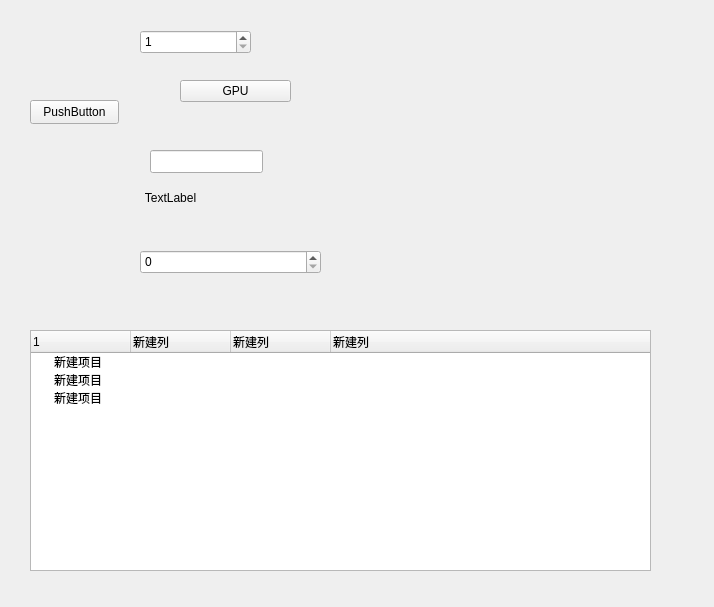
Above: Qt/Code/20200901QtTest/MyQtDemo/MyQtDemo.ui from wjz051/MyStudy before the change. Below: the same form after it.
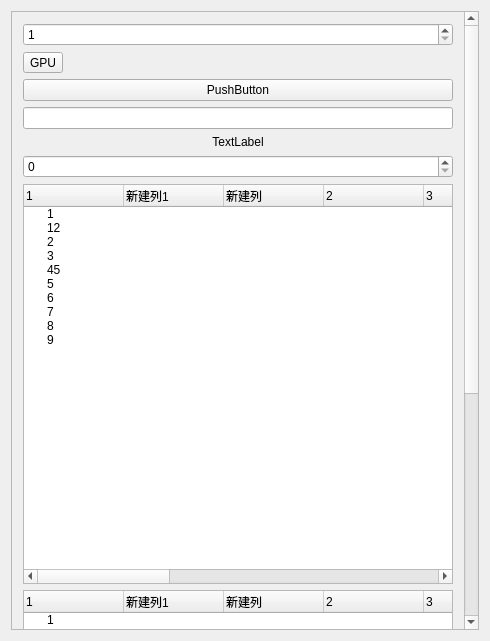
That is the form after the change. Custom widgets are drawn as their Qt base class.

The edit to the form file:
```diff
--- a/Qt/Code/20200901QtTest/MyQtDemo/MyQtDemo.ui
+++ b/Qt/Code/20200901QtTest/MyQtDemo/MyQtDemo.ui
@@ -6,136 +6,541 @@
    <rect>
     <x>0</x>
     <y>0</y>
-    <width>714</width>
-    <height>607</height>
+    <width>490</width>
+    <height>641</height>
    </rect>
   </property>
   <property name="windowTitle">
    <string>MyQtDemo</string>
   </property>
-  <widget class="MySpinBox" name="spinBox">
-   <property name="geometry">
-    <rect>
-     <x>140</x>
-     <y>30</y>
-     <width>111</width>
-     <height>24</height>
-    </rect>
-   </property>
-   <property name="minimum">
-    <number>1</number>
-   </property>
-  </widget>
-  <widget class="QLineEdit" name="lineEdit">
-   <property name="geometry">
-    <rect>
-     <x>150</x>
-     <y>150</y>
-     <width>113</width>
-     <height>23</height>
-    </rect>
-   </property>
-   <property name="echoMode">
-    <enum>QLineEdit::PasswordEchoOnEdit</enum>
-   </property>
-  </widget>
-  <widget class="QSpinBox" name="spinBox_2">
-   <property name="geometry">
-    <rect>
-     <x>140</x>
-     <y>250</y>
-     <width>181</width>
-     <height>24</height>
-    </rect>
-   </property>
-  </widget>
-  <widget class="QToolButton" name="toolButton">
-   <property name="geometry">
-    <rect>
-     <x>180</x>
-     <y>80</y>
-     <width>111</width>
-     <height>22</height>
-    </rect>
-   </property>
-   <property name="text">
-    <string>GPU</string>
-   </property>
-  </widget>
-  <widget class="QPushButton" name="pushButton">
-   <property name="geometry">
-    <rect>
-     <x>30</x>
-     <y>100</y>
-     <width>89</width>
-     <height>24</height>
-    </rect>
-   </property>
-   <property name="text">
-    <string>PushButton</string>
-   </property>
-  </widget>
-  <widget class="QLabel" name="label">
-   <property name="geometry">
-    <rect>
-     <x>80</x>
-     <y>190</y>
-     <width>181</width>
-     <height>16</height>
-    </rect>
-   </property>
-   <property name="text">
-    <string>TextLabel</string>
-   </property>
-   <property name="alignment">
-    <set>Qt::AlignCenter</set>
-   </property>
-  </widget>
-  <widget class="QTreeWidget" name="treeWidget">
-   <property name="geometry">
-    <rect>
-     <x>30</x>
-     <y>330</y>
-     <width>621</width>
-     <height>241</height>
-    </rect>
-   </property>
-   <column>
-    <property name="text">
-     <string>1</string>
-    </property>
-   </column>
-   <column>
-    <property name="text">
-     <string>新建列</string>
-    </property>
-   </column>
-   <column>
-    <property name="text">
-     <string>新建列</string>
-    </property>
-   </column>
-   <column>
-    <property name="text">
-     <string>新建列</string>
-    </property>
-   </column>
+  <layout class="QVBoxLayout" name="verticalLayout">
    <item>
-    <property name="text">
-     <string>新建项目</string>
-    </property>
+    <widget class="QScrollArea" name="scrollArea">
+     <property name="widgetResizable">
+      <bool>true</bool>
+     </property>
+     <widget class="QWidget" name="scrollAreaWidgetContents">
+      <property name="geometry">
+       <rect>
+        <x>0</x>
+        <y>0</y>
+        <width>449</width>
+        <height>1003</height>
+       </rect>
+      </property>
+      <layout class="QVBoxLayout" name="verticalLayout_2">
+       <item>
+        <widget class="MySpinBox" name="spinBox">
+         <property name="minimum">
+          <number>1</number>
+         </property>
+        </widget>
+       </item>
+       <item>
+        <widget class="QToolButton" name="toolButton">
+         <property name="text">
+          <string>GPU</string>
+         </property>
+        </widget>
+       </item>
+       <item>
+        <widget class="QPushButton" name="pushButton">
+         <property name="text">
+          <string>PushButton</string>
+         </property>
+        </widget>
+       </item>
+       <item>
+        <widget class="QLineEdit" name="lineEdit">
+         <property name="echoMode">
+          <enum>QLineEdit::PasswordEchoOnEdit</enum>
+         </property>
+        </widget>
+       </item>
+       <item>
+        <widget class="QLabel" name="label">
+         <property name="text">
+          <string>TextLabel</string>
+         </property>
+         <property name="alignment">
+          <set>Qt::AlignCenter</set>
+         </property>
+        </widget>
+       </item>
+       <item>
+        <widget class="QSpinBox" name="spinBox_2"/>
+       </item>
+       <item>
+        <widget class="QTreeWidget" name="treeWidget">
+         <property name="minimumSize">
+          <size>
+           <width>0</width>
+           <height>400</height>
+          </size>
+         </property>
+         <column>
+          <property name="text">
+           <string>1</string>
+          </property>
+         </column>
+         <column>
+          <property name="text">
+           <string>新建列1</string>
+          </property>
+         </column>
+         <column>
+          <property name="text">
+           <string>新建列</string>
+          </property>
+         </column>
+         <column>
+          <property name="text">
+           <string>2</string>
+          </property>
+         </column>
+         <column>
+          <property name="text">
+           <string>3</string>
+          </property>
+         </column>
+         <column>
+          <property name="text">
+           <string>4</string>
+          </property>
+         </column>
+         <column>
+          <property name="text">
+           <string>5</string>
+          </property>
+         </column>
+         <column>
+          <property name="text">
+           <string>6</string>
+          </property>
+         </column>
+         <column>
+          <property name="text">
+           <string>7</string>
+          </property>
+         </column>
+         <column>
+          <property name="text">
+           <string>8</string>
+          </property>
+         </column>
+         <column>
+          <property name="text">
+           <string>9</string>
+          </property>
+         </column>
+         <column>
+          <property name="text">
+           <string>10</string>
+          </property>
+         </column>
+         <column>
+          <property name="text">
+           <string>13</string>
+          </property>
+         </column>
+         <item>
+          <property name="text">
+           <string>1</string>
+          </property>
+          <property name="text">
+           <string/>
+          </property>
+          <property name="text">
+           <string/>
+          </property>
+          <property name="text">
+           <string/>
+          </property>
+          <property name="text">
+           <string/>
+          </property>
+          <property name="text">
+           <string/>
+          </property>
+          <property name="text">
+           <string/>
+          </property>
+          <property name="text">
+           <string/>
+          </property>
+          <property name="text">
+           <string/>
+          </property>
+          <property name="text">
+           <string/>
+          </property>
+          <property name="text">
+           <string/>
+          </property>
+          <property name="text">
+           <string/>
+          </property>
+          <property name="text">
+           <string/>
+          </property>
+         </item>
+         <item>
+          <property name="text">
+           <string>12</string>
+          </property>
+          <property name="text">
+           <string/>
+          </property>
+          <property name="text">
+           <string/>
+          </property>
+          <property name="text">
+           <string/>
+          </property>
+          <property name="text">
+           <string/>
+          </property>
+          <property name="text">
+           <string/>
+          </property>
+          <property name="text">
+           <string/>
+          </property>
+          <property name="text">
+           <string/>
+          </property>
+          <property name="text">
+           <string/>
+          </property>
+          <property name="text">
+           <string/>
+          </property>
+          <property name="text">
+           <string/>
+          </property>
+          <property name="text">
+           <string/>
+          </property>
+          <property name="text">
+           <string/>
+          </property>
+         </item>
+         <item>
+          <property name="text">
+           <string>2</string>
+          </property>
+          <property name="text">
+           <string/>
+          </property>
+          <property name="text">
+           <string/>
+          </property>
+          <property name="text">
+           <string/>
+          </property>
+          <property name="text">
+           <string/>
+          </property>
+          <property name="text">
+           <string/>
+          </property>
+          <property name="text">
+           <string/>
+          </property>
+          <property name="text">
+           <string/>
+          </property>
+          <property name="text">
+           <string/>
+          </property>
+          <property name="text">
+           <string/>
+          </property>
+          <property name="text">
+           <string/>
+          </property>
+          <property name="text">
+           <string/>
+          </property>
+          <property name="text">
+           <string/>
+          </property>
+         </item>
+         <item>
+          <property name="text">
+           <string>3</string>
+          </property>
+         </item>
+         <item>
+          <property name="text">
+           <string>45</string>
+          </property>
+         </item>
+         <item>
+          <property name="text">
+           <string>5</string>
+          </property>
+         </item>
+         <item>
+          <property name="text">
+           <string>6</string>
+          </property>
+         </item>
+         <item>
+          <property name="text">
+           <string>7</string>
+          </property>
+         </item>
+         <item>
+          <property name="text">
+           <string>8</string>
+          </property>
+         </item>
+         <item>
+          <property name="text">
+           <string>9</string>
+          </property>
+         </item>
+        </widget>
+       </item>
+       <item>
+        <widget class="QTreeWidget" name="treeWidget_2">
+         <property name="minimumSize">
+          <size>
+           <width>0</width>
+           <height>400</height>
+          </size>
+         </property>
+         <column>
+          <property name="text">
+           <string>1</string>
+          </property>
+         </column>
+         <column>
+          <property name="text">
+           <string>新建列1</string>
+          </property>
+         </column>
+         <column>
+          <property name="text">
+           <string>新建列</string>
+          </property>
+         </column>
+         <column>
+          <property name="text">
+           <string>2</string>
+          </property>
+         </column>
+         <column>
+          <property name="text">
+           <string>3</string>
+          </property>
+         </column>
+         <column>
+          <property name="text">
+           <string>4</string>
+          </property>
+         </column>
+         <column>
+          <property name="text">
+           <string>5</string>
+          </property>
+         </column>
+         <column>
+          <property name="text">
+           <string>6</string>
+          </property>
+         </column>
+         <column>
+          <property name="text">
+           <string>7</string>
+          </property>
+         </column>
+         <column>
+          <property name="text">
+           <string>8</string>
+          </property>
+         </column>
+         <column>
+          <property name="text">
+           <string>9</string>
+          </property>
+         </column>
+         <column>
+          <property name="text">
+           <string>10</string>
+          </property>
+         </column>
+         <column>
+          <property name="text">
+           <string>13</string>
+          </property>
+         </column>
+         <item>
+          <property name="text">
+           <string>1</string>
+          </property>
+          <property name="text">
+           <string/>
+          </property>
+          <property name="text">
+           <string/>
+          </property>
+          <property name="text">
+           <string/>
+          </property>
+          <property name="text">
+           <string/>
+          </property>
+          <property name="text">
+           <string/>
+          </property>
+          <property name="text">
+           <string/>
+          </property>
+          <property name="text">
+           <string/>
+          </property>
+          <property name="text">
+           <string/>
+          </property>
+          <property name="text">
+           <string/>
+          </property>
+          <property name="text">
+           <string/>
+          </property>
+          <property name="text">
+           <string/>
+          </property>
+          <property name="text">
+           <string/>
+          </property>
+         </item>
+         <item>
+          <property name="text">
+           <string>12</string>
+          </property>
+          <property name="text">
+           <string/>
+          </property>
+          <property name="text">
+           <string/>
+          </property>
+          <property name="text">
+           <string/>
+          </property>
+          <property name="text">
+           <string/>
+          </property>
+          <property name="text">
+           <string/>
+          </property>
+          <property name="text">
+           <string/>
+          </property>
+          <property name="text">
+           <string/>
+          </property>
+          <property name="text">
+           <string/>
+          </property>
+          <property name="text">
+           <string/>
+          </property>
+          <property name="text">
+           <string/>
+          </property>
+          <property name="text">
+           <string/>
+          </property>
+          <property name="text">
+           <string/>
+          </property>
+         </item>
+         <item>
+          <property name="text">
+           <string>2</string>
+          </property>
+          <property name="text">
+           <string/>
+          </property>
+          <property name="text">
+           <string/>
+          </property>
+          <property name="text">
+           <string/>
+          </property>
+          <property name="text">
+           <string/>
+          </property>
+          <property name="text">
+           <string/>
+          </property>
+          <property name="text">
+           <string/>
+          </property>
+          <property name="text">
+           <string/>
+          </property>
+          <property name="text">
+           <string/>
+          </property>
+          <property name="text">
+           <string/>
+          </property>
+          <property name="text">
+           <string/>
+          </property>
+          <property name="text">
+           <string/>
+          </property>
+          <property name="text">
+           <string/>
+          </property>
+         </item>
+         <item>
+          <property name="text">
+           <string>3</string>
+          </property>
+         </item>
+         <item>
+          <property name="text">
+           <string>45</string>
+          </property>
+         </item>
+         <item>
+          <property name="text">
+           <string>5</string>
+          </property>
+         </item>
+         <item>
+          <property name="text">
+           <string>6</string>
+          </property>
+         </item>
+         <item>
+          <property name="text">
+           <string>7</string>
+          </property>
+         </item>
+         <item>
+          <property name="text">
+           <string>8</string>
+          </property>
+         </item>
+         <item>
+          <property name="text">
+           <string>9</string>
+          </property>
+         </item>
+        </widget>
+       </item>
+      </layout>
+     </widget>
+    </widget>
    </item>
-   <item>
-    <property name="text">
-     <string>新建项目</string>
-    </property>
-   </item>
-   <item>
-    <property name="text">
-     <string>新建项目</string>
-    </property>
-   </item>
-  </widget>
+  </layout>
  </widget>
  <layoutdefault spacing="6" margin="11"/>
  <customwidgets>
```
